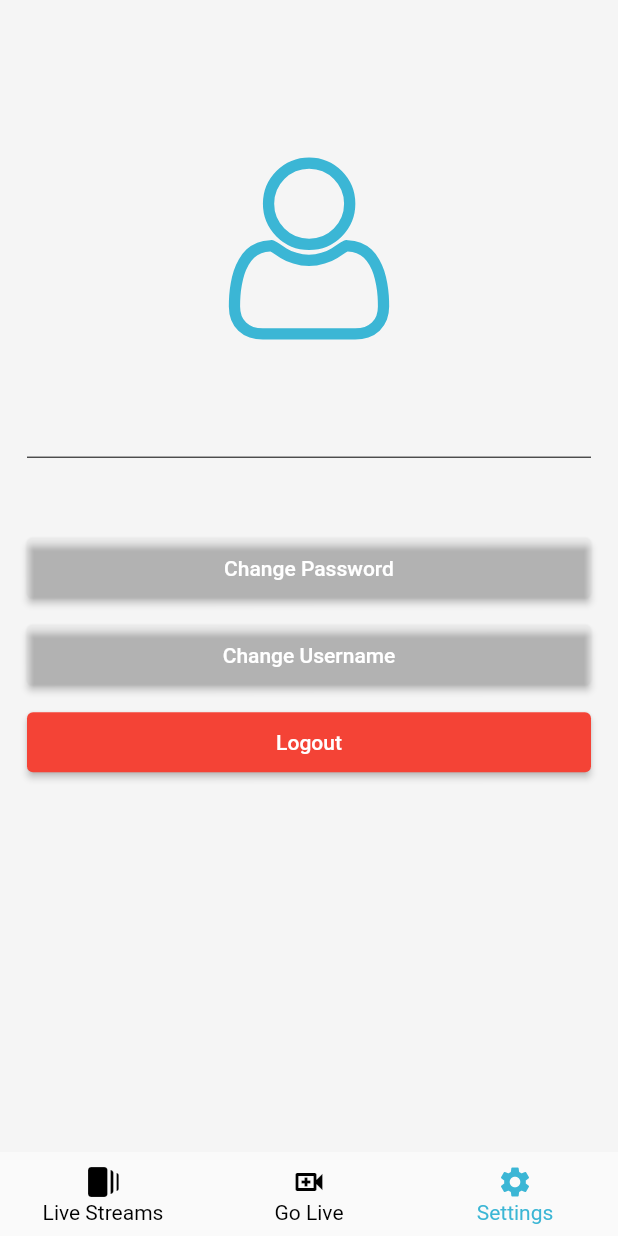
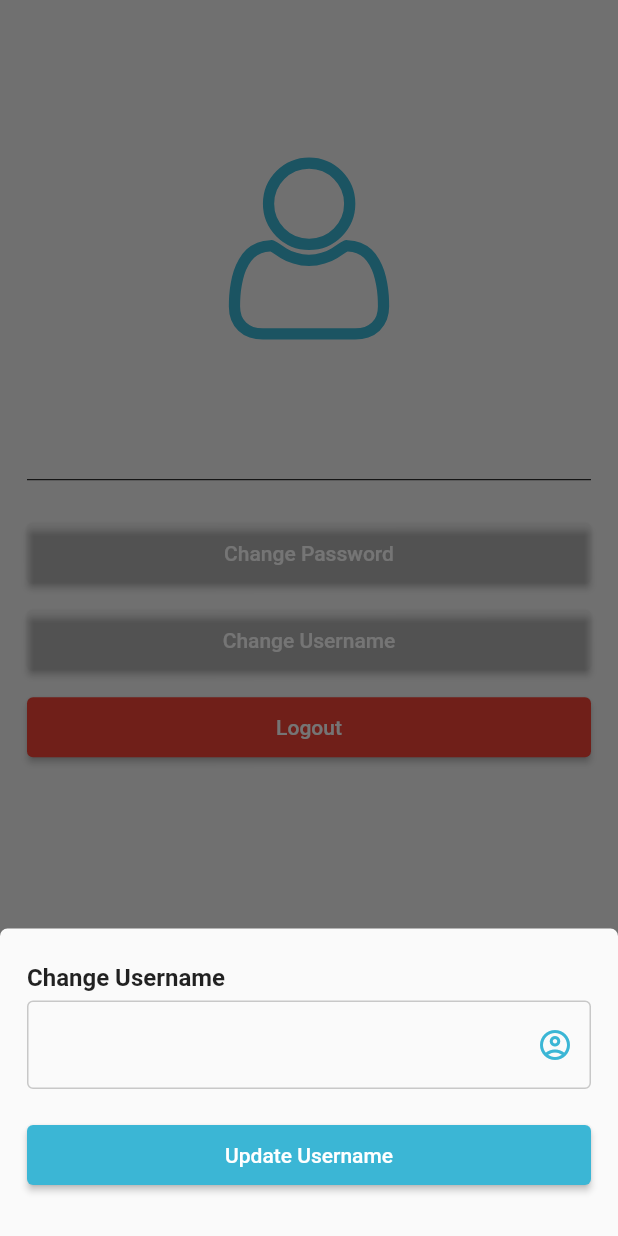
Before and after one commit to gikwegbu/tweech, a Flutter app: the HomeScreen screen opened by its route, item 3 of the bottom bar chosen, after a tap on "Change Password", on a phone screen of 412 x 824 dp. Run offline on Flutter 3.47's test engine with Material 2 defaults, Android fonts, the phone set to English and light mode, and no system bars; our stand-ins replace cloud_firestore, dotted_border, file_picker, firebase_auth, firebase_core, firebase_storage and 3 more; missing offline and left inert: agora_rtc_engine; accounts and stored records are empty; network calls fail.

Commit message:
Updating Username now works
1. Updating username works, and changes are listened to and reflects on the settings screen

```diff
--- /dev/null
+++ b/lib/components/change_username.dart
@@ -0,0 +1,99 @@
+import 'package:flutter/material.dart';
+import 'package:provider/provider.dart';
+import 'package:tweech/models/user_model.dart' as model;
+import 'package:tweech/providers/user_provider.dart';
+import 'package:tweech/resources/firestore_methods.dart';
+import 'package:tweech/utils/utils.dart';
+import 'package:tweech/widget/custom_button.dart';
+import 'package:tweech/widget/custom_textfield.dart';
+
+class UpdateUsername extends StatefulWidget {
+  const UpdateUsername({
+    Key? key,
+  }) : super(key: key);
+
+  @override
+  State<UpdateUsername> createState() => _UpdateUsernameState();
+}
+
+class _UpdateUsernameState extends State<UpdateUsername> {
+  TextEditingController usernameController = TextEditingController();
+  bool _updatingUsername = false;
+  final FirestoreMethods _firestoreMethods = FirestoreMethods();
+  late final _userProvider;
+  late final model.User _user;
+
+  @override
+  void initState() {
+    _userProvider = Provider.of<UserProvider>(context, listen: false);
+    _user = _userProvider.user;
+    usernameController.text = _userProvider.user.username;
+    super.initState();
+  }
+
+  @override
+  Widget build(BuildContext context) {
+    return SizedBox(
+      child: Column(
+        mainAxisSize: MainAxisSize.min,
+        crossAxisAlignment: CrossAxisAlignment.start,
+        children: <Widget>[
+          const Text(
+            "Change Username",
+            style: TextStyle(
+              fontWeight: FontWeight.bold,
+              fontSize: 16,
+              height: 3,
+            ),
+          ),
+          CustomTextField(
+            controller: usernameController,
+            icon: Icons.account_circle_outlined,
+            inputType: TextInputType.text,
+          ),
+          const SizedBox(
+            height: 20,
+          ),
+          if (_updatingUsername)
+            const Center(
+              child: CircularProgressIndicator.adaptive(),
+            ),
+          Visibility(
+            visible: !_updatingUsername,
+            child: CustomButton(
+              text: 'Update Username',
+              press: _updateusername,
+            ),
+          ),
+          const SizedBox(
+            height: 30,
+          ),
+        ],
+      ),
+    );
+  }
+
+  _updateusername() async {
+    if (usernameController.text.isEmpty) {
+      showSnackBar(context, "Oops!!! field can't be empty");
+      return;
+    }
+    _updatingUsername = true;
+    setState(() {});
+    // call the firestore code here
+    await _firestoreMethods.updateUsername(context, usernameController.text);
+    _updatingUsername = false;
+    setState(() {});
+    navigateBack(context);
+    showSnackBar(context, "Update Successfull");
+    // once it returns, update your local provider copyWith...
+    await _userProvider
+        .updateUser(_user.copyWith(username: usernameController.text));
+  }
+
+  @override
+  void dispose() {
+    usernameController.dispose();
+    super.dispose();
+  }
+}
--- a/lib/config/constants.dart
+++ b/lib/config/constants.dart
@@ -2,3 +2,4 @@ String liveStreamCollection = "livestream";
 String liveStreamCommentsCollection = "comments";
 String liveStreamCommentOrderingFactor = "createdAt";
 String liveStreamThumbnails = "Livestream-thumbnails";
+String usersCollection = "users";
--- a/lib/models/user_model.dart
+++ b/lib/models/user_model.dart
@@ -10,6 +10,15 @@ class User {
     required this.email,
     // required this.followers,
   });
+
+  User copyWith({
+    String? username,
+  }) =>
+      User(
+        uid: uid,
+        username: username ?? this.username,
+        email: email,
+      );
 
   Map<String, dynamic> toMap() {
     return {
--- a/lib/providers/user_provider.dart
+++ b/lib/providers/user_provider.dart
@@ -2,7 +2,11 @@ import 'package:flutter/material.dart';
 import 'package:tweech/models/user_model.dart';
 
 class UserProvider extends ChangeNotifier {
-  User _user = User(uid: '', username: '', email: '');
+  User _user = User(
+    uid: '',
+    username: '',
+    email: '',
+  );
 
   User get user => _user;
 
@@ -12,7 +16,9 @@ class UserProvider extends ChangeNotifier {
   }
 
   updateUser(User user) {
-    _user = User(uid: '', username: '', email: '');
+    print("Yeah, i'm updating the user profile");
+    _user = user;
+    print("George this is the new User: ${user.toMap()}");
     notifyListeners();
   }
 
--- a/lib/resources/firestore_methods.dart
+++ b/lib/resources/firestore_methods.dart
@@ -82,11 +82,10 @@ class FirestoreMethods {
             .delete();
       }
       await _firestore.collection(liveStreamCollection).doc(channelId).delete();
-      // delete the thumbnail from the storage bucket...
       // Create a reference to the file to delete
       final desertRef = storageRef.child("$liveStreamThumbnails/${_user.uid}");
 
-      // // Delete the file
+      // Delete the file
       await desertRef.delete();
     } on FirebaseException catch (e) {
       showSnackBar(context, e.message!);
@@ -127,4 +126,15 @@ class FirestoreMethods {
       showSnackBar(context, e.message!);
     }
   }
+
+  Future<void> updateUsername(BuildContext context, String newUsername) async {
+    String _id = Provider.of<UserProvider>(context, listen: false).user.uid;
+    try {
+      await _firestore.collection(usersCollection).doc(_id).update({
+        'username': newUsername,
+      });
+    } on FirebaseException catch (e) {
+      showSnackBar(context, e.message!);
+    }
+  }
 }
--- a/lib/screens/settings_screen.dart
+++ b/lib/screens/settings_screen.dart
@@ -4,6 +4,9 @@ import 'package:firebase_auth/firebase_auth.dart';
 import 'package:flutter/cupertino.dart';
 import 'package:flutter/material.dart';
 import 'package:lottie/lottie.dart';
+import 'package:provider/provider.dart';
+import 'package:tweech/components/change_username.dart';
+import 'package:tweech/providers/user_provider.dart';
 import 'package:tweech/resources/auth_methods.dart';
 import 'package:tweech/screens/onboarding_screen.dart';
 import 'package:tweech/utils/utils.dart';
@@ -21,8 +24,9 @@ class _SettingsScreenState extends State<SettingsScreen> {
 
   @override
   Widget build(BuildContext context) {
+    final _user = Provider.of<UserProvider>(context, listen: true).user;
     final _size = MediaQuery.of(context).size;
-    return Container(
+    return SizedBox(
       width: double.infinity,
       child: SingleChildScrollView(
         child: Column(
@@ -38,21 +42,41 @@ class _SettingsScreenState extends State<SettingsScreen> {
             const SizedBox(
               height: 10,
             ),
+            Text(
+              _user.username,
+              style: const TextStyle(
+                fontSize: 16,
+                fontWeight: FontWeight.bold,
+              ),
+            ),
+            const SizedBox(
+              height: 5,
+            ),
+            Text(
+              _user.email,
+              style: TextStyle(
+                color: Colors.grey[700],
+              ),
+            ),
             const Divider(
               color: Colors.black,
-              height: 100,
+              height: 50,
             ),
             CustomButton(
               text: "Change Password",
               buttonColor: Colors.transparent,
-              press: () {},
+              press: () {
+                _bottomSheet(0);
+              },
             ),
             const SizedBox(
               height: 10,
             ),
             CustomButton(
               text: "Change Username",
-              press: () {},
+              press: () {
+                _bottomSheet(1);
+              },
               buttonColor: Colors.transparent,
             ),
             const SizedBox(
@@ -127,13 +151,35 @@ class _SettingsScreenState extends State<SettingsScreen> {
     bool res = await _authMethods.signOutUser(context);
     Navigator.pop(context);
     navigateAndClearPrev(context, OnboardingScreen.routeName);
-    // Navigator.pushAndRemoveUntil(
-    //   context,
-    //   MaterialPageRoute<void>(
-    //     builder: (BuildContext context) => const OnboardingScreen(),
-    //   ),
-    //   ModalRoute.withName('/'),
-    // );
-    print(res);
+  }
+
+  _bottomSheet(int index) async {
+    // You'd have different views for change password and username,
+    // Use the index to return which one you wanna show...
+    return showModalBottomSheet(
+        context: context,
+        shape: RoundedRectangleBorder(
+          borderRadius: BorderRadius.vertical(
+            top: Radius.circular(Platform.isAndroid ? 5 : 25.0),
+          ),
+        ),
+        builder: (context) {
+          return Padding(
+            padding: const EdgeInsets.symmetric(horizontal: 18.0),
+            child: getView(index: 0),
+          );
+        });
+  }
+
+  Widget getView({required int index}) {
+    /*
+      Get the index, fetch the corresponding extracted widget, using a switch statment...
+     */
+    switch (index) {
+      case 0:
+        return const UpdateUsername();
+      default:
+        return const UpdateUsername();
+    }
   }
 }
```
Lines whose indentation alone changed are shown as unchanged.
